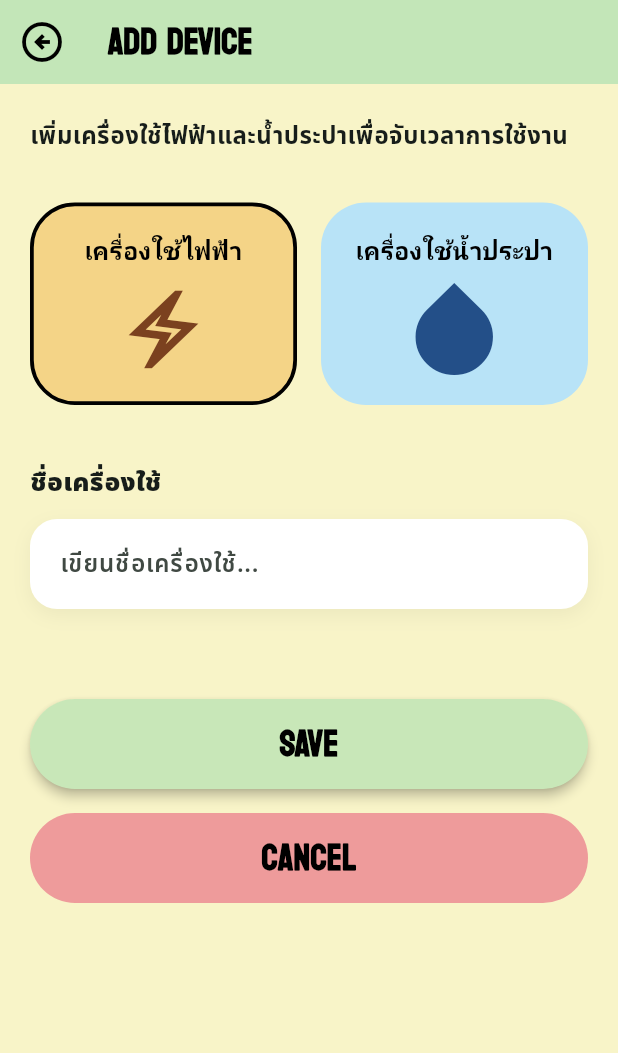
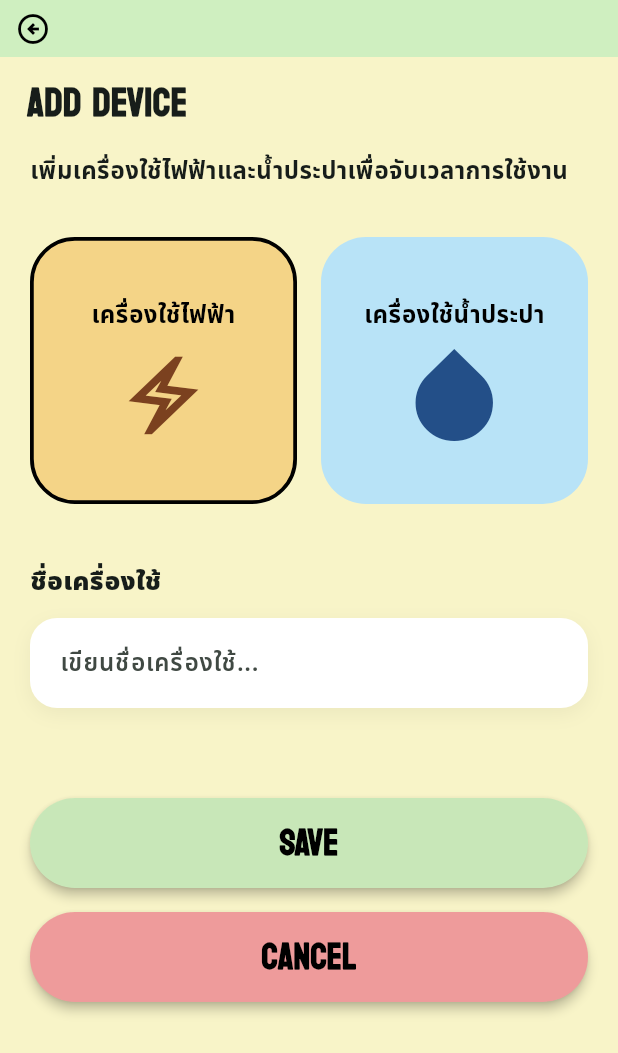
Before and after one commit to papapymie/ITDS283_Sec2_Group19, a Flutter app: the AddDeviceScreen screen opened by its route, on a phone screen of 412 x 824 dp. Shown: the top 1053 px of the screen. Run offline on Flutter 3.47's test engine with Material 3 defaults, Android fonts, the phone set to English and light mode, and no system bars; our stand-ins replace cloud_firestore, firebase_auth, firebase_core, flutter_map, geocoding, geolocator and 3 more; accounts and stored records are empty; Roboto replaces fonts that are missing (Sarabun).

```diff
--- a/lib/screens/add_device_screen.dart
+++ b/lib/screens/add_device_screen.dart
@@ -56,8 +56,6 @@ class _AddDeviceScreenState extends State<AddDeviceScreen> {
     return GestureDetector(
       onTap: onTap,
       child: Container(
-        width: 135,
-        height: 135,
         decoration: BoxDecoration(
           color: bgColor,
           borderRadius: BorderRadius.circular(30),
@@ -71,7 +69,7 @@ class _AddDeviceScreenState extends State<AddDeviceScreen> {
             Text(title,
                 textAlign: TextAlign.center,
                 style: const TextStyle(
-                    fontFamily: 'Sarabun',
+                    fontFamily: 'NotoSansThai',
                     fontSize: 16,
                     fontWeight: FontWeight.w700,
                     color: Colors.black)),
@@ -87,23 +85,41 @@ class _AddDeviceScreenState extends State<AddDeviceScreen> {
 Widget build(BuildContext context) {
   return Scaffold(
     backgroundColor: const Color(0xFFF8F4C8),
-    // 1. ใช้ AppBar เพื่อให้หัวข้อ "ลอย" และมีระยะห่างที่ถูกต้อง
-    appBar: AppBar(
-      backgroundColor: const Color(0xFFCFEFC0), // สีเดียวกับหน้าหลัก
-      elevation: 2, // ให้ลอยมีเงาจางๆ
-      leading: IconButton(
-        icon: const Icon(Icons.arrow_circle_left_outlined, size: 32, color: Colors.black),
-        onPressed: () => Navigator.pop(context),
+    body: SafeArea(
+      child: Column(
+        crossAxisAlignment: CrossAxisAlignment.start,
+        children: [
+          Container(
+            height: 38,
+            width: double.infinity,
+            color: const Color(0xFFCFEFC0),
+            alignment: Alignment.centerLeft,
+            padding: const EdgeInsets.symmetric(horizontal: 10),
+            child: InkWell(
+              borderRadius: BorderRadius.circular(20),
+              onTap: () => Navigator.pop(context),
+              child: const Icon(
+                Icons.arrow_circle_left_outlined,
+                size: 24,
+                color: Colors.black,
               ),
-      title: const Text(
-        'ADD DEVICE', // หรือใช้ 'ELECTRICAL & WATER' ตามเดิมก็ได้ครับ
-        style: TextStyle(fontFamily: 'Koulen', fontSize: 24, fontWeight: FontWeight.w900, color: Colors.black),
             ),
-      centerTitle: false,
           ),
-    body: SingleChildScrollView( // ใช้ SingleChildScrollView กันหน้าจอเลื่อนไม่ได้ตอนคีย์บอร์ดเด้ง
-      child: Padding(
-        padding: const EdgeInsets.fromLTRB(20, 24, 20, 32),
+          const Padding(
+            padding: EdgeInsets.fromLTRB(18, 12, 18, 4),
+            child: Text(
+              'ADD DEVICE',
+              style: TextStyle(
+                fontFamily: 'Koulen',
+                fontSize: 26,
+                fontWeight: FontWeight.w900,
+              ),
+            ),
+          ),
+          // เนื้อหา
+          Expanded(
+            child: SingleChildScrollView(
+              padding: const EdgeInsets.fromLTRB(20, 12, 20, 32),
               child: Column(
                 crossAxisAlignment: CrossAxisAlignment.start,
                 children: [
@@ -112,15 +128,16 @@ Widget build(BuildContext context) {
                     style: TextStyle(
                       fontFamily: 'NotoSansThai',
                       fontSize: 16,
-                  fontWeight: FontWeight.w700),
+                      fontWeight: FontWeight.w700,
+                    ),
                   ),
                   const SizedBox(height: 32),
-
-            // ส่วนเลือกประเภท (Type Selection)
                   Row(
                     mainAxisAlignment: MainAxisAlignment.center,
                     children: [
-                Expanded( // ใช้ Expanded เพื่อให้ปุ่มปรับขนาดตามหน้าจอได้ดีขึ้น
+                      Expanded(
+                        child: AspectRatio(
+                          aspectRatio: 1, // สี่เหลี่ยมจัตุรัส
                           child: _typeButton(
                             title: 'เครื่องใช้ไฟฟ้า',
                             icon: MyFlutterApp.electrical,
@@ -130,8 +147,11 @@ Widget build(BuildContext context) {
                             onTap: () => setState(() => selectedType = DeviceType.electrical),
                           ),
                         ),
+                      ),
                       const SizedBox(width: 16),
                       Expanded(
+                        child: AspectRatio(
+                          aspectRatio: 1, // สี่เหลี่ยมจัตุรัส
                           child: _typeButton(
                             title: 'เครื่องใช้น้ำประปา',
                             icon: MyFlutterApp.water,
@@ -141,40 +161,48 @@ Widget build(BuildContext context) {
                             onTap: () => setState(() => selectedType = DeviceType.water),
                           ),
                         ),
+                      ),
                     ],
                   ),
-
                   const SizedBox(height: 40),
-            const Text('ชื่อเครื่องใช้',
+                  const Text(
+                    'ชื่อเครื่องใช้',
                     style: TextStyle(
                       fontFamily: 'NotoSansThai',
                       fontSize: 17,
-                    fontWeight: FontWeight.w900)),
+                      fontWeight: FontWeight.w900,
+                    ),
+                  ),
                   const SizedBox(height: 12),
-
-            // ช่องกรอกชื่อ (TextField)
                   Container(
                     decoration: BoxDecoration(
-                color: Colors.white, // เปลี่ยนเป็นสีขาวให้ตัดกับพื้นหลังเหลือง
+                      color: Colors.white,
                       borderRadius: BorderRadius.circular(18),
                       boxShadow: [
-                  BoxShadow(color: Colors.black.withOpacity(0.05), blurRadius: 10, offset: const Offset(0, 4))
+                        BoxShadow(
+                          color: Colors.black.withOpacity(0.05),
+                          blurRadius: 10,
+                          offset: const Offset(0, 4),
+                        ),
                       ],
                     ),
                     child: TextField(
                       controller: _nameController,
-                style: const TextStyle(fontFamily: 'NotoSansThai', fontWeight: FontWeight.w600),
+                      style: const TextStyle(
+                        fontFamily: 'NotoSansThai',
+                        fontWeight: FontWeight.w600,
+                      ),
                       decoration: const InputDecoration(
                         hintText: 'เขียนชื่อเครื่องใช้...',
                         border: InputBorder.none,
-                  contentPadding: EdgeInsets.symmetric(horizontal: 20, vertical: 18),
+                        contentPadding: EdgeInsets.symmetric(
+                          horizontal: 20,
+                          vertical: 18,
                         ),
                       ),
                     ),
-
+                  ),
                   const SizedBox(height: 60),
-
-            // ปุ่ม SAVE
                   SizedBox(
                     width: double.infinity,
                     height: 60,
@@ -183,16 +211,22 @@ Widget build(BuildContext context) {
                       style: ElevatedButton.styleFrom(
                         backgroundColor: const Color(0xFFC8E7B8),
                         elevation: 3,
-                  shape: RoundedRectangleBorder(borderRadius: BorderRadius.circular(30)),
-                ),
-                child: const Text('SAVE',
-                    style: TextStyle(fontFamily: 'Koulen', color: Colors.black, fontSize: 24, fontWeight: FontWeight.w900)),
+                        shape: RoundedRectangleBorder(
+                          borderRadius: BorderRadius.circular(30),
                         ),
                       ),
-
+                      child: const Text(
+                        'SAVE',
+                        style: TextStyle(
+                          fontFamily: 'Koulen',
+                          color: Colors.black,
+                          fontSize: 24,
+                          fontWeight: FontWeight.w900,
+                        ),
+                      ),
+                    ),
+                  ),
                   const SizedBox(height: 16),
-
-            // ปุ่ม CANCEL
                   SizedBox(
                     width: double.infinity,
                     height: 60,
@@ -200,17 +234,29 @@ Widget build(BuildContext context) {
                       onPressed: () => Navigator.pop(context),
                       style: ElevatedButton.styleFrom(
                         backgroundColor: const Color(0xFFEE9B9B),
-                  elevation: 0, // ปุ่ม Cancel ไม่ต้องมีเงาเพื่อให้ดูเด่นน้อยกว่า Save
-                  shape: RoundedRectangleBorder(borderRadius: BorderRadius.circular(30)),
+                        elevation: 3,
+                        shape: RoundedRectangleBorder(
+                          borderRadius: BorderRadius.circular(30),
                         ),
-                child: const Text('CANCEL',
-                    style: TextStyle(fontFamily: 'Koulen', color: Colors.black, fontSize: 24, fontWeight: FontWeight.w900)),
+                      ),
+                      child: const Text(
+                        'CANCEL',
+                        style: TextStyle(
+                          fontFamily: 'Koulen',
+                          color: Colors.black,
+                          fontSize: 24,
+                          fontWeight: FontWeight.w900,
+                        ),
+                      ),
                     ),
                   ),
                 ],
               ),
             ),
           ),
+        ],
+      ),
+    ),
   );
   }
 }
--- a/lib/screens/sidebar_screen.dart
+++ b/lib/screens/sidebar_screen.dart
@@ -140,7 +140,8 @@ class _SidebarScreenState extends State<SidebarScreen> {
     final items = [
       {'icon': Icons.calculate_outlined, 'label': 'CALCULATE', 'route': '/calculate'},
       {'icon': Icons.location_on_outlined, 'label': 'PAYMENT LOCATION', 'route': '/location'},
-      {'icon': Icons.receipt_long_outlined, 'label': 'PAYMENT TRACKING', 'route': ''},
+      {'icon': Icons.receipt_long_outlined, 'label': 'PAYMENT TRACKING', 'route': '/tracking'},
+      {'icon': Icons.timer_outlined, 'label': 'TIMER', 'route': '/timer'},
     ];
     return Column(
       children: items.map((item) => _buildSidebarItem(
--- a/pubspec.yaml
+++ b/pubspec.yaml
@@ -18,8 +18,8 @@ dependencies:
   provider: ^6.0.5
   url_launcher: ^6.3.0
   loading_animation_widget:
-  flutter_map: ^8.2.2
-  latlong2: ^0.9.1
+  flutter_map: ^6.0.0
+  latlong2: ^0.9.0
   geolocator: ^13.0.1
   geocoding: ^3.0.0
 
```
Also changed, not shown: lib/providers/device_provider.dart (+44 -1 lines), lib/screens/add_electrical_water_screen.dart (+48 -28 lines), lib/screens/location_screen.dart (+89 -73 lines), lib/screens/timer_screen.dart (+103 -62 lines), lib/screens/tracking_screen.dart (+5 -7 lines), pubspec.lock, 1 other file. Lines whose indentation alone changed are shown as unchanged.
